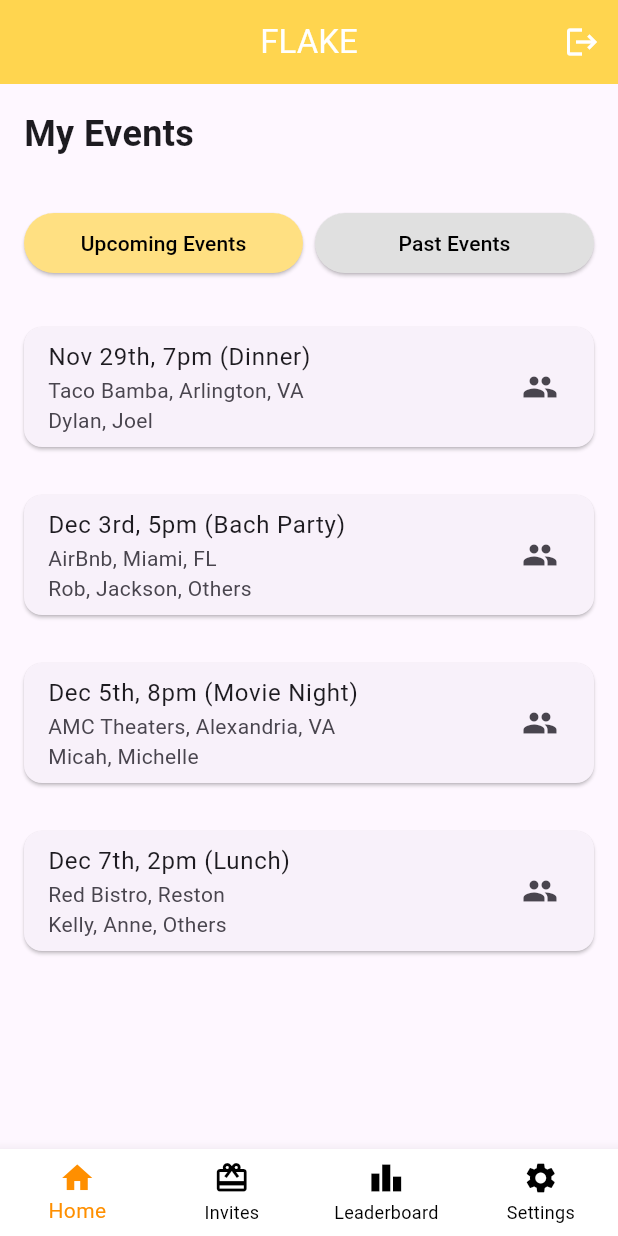
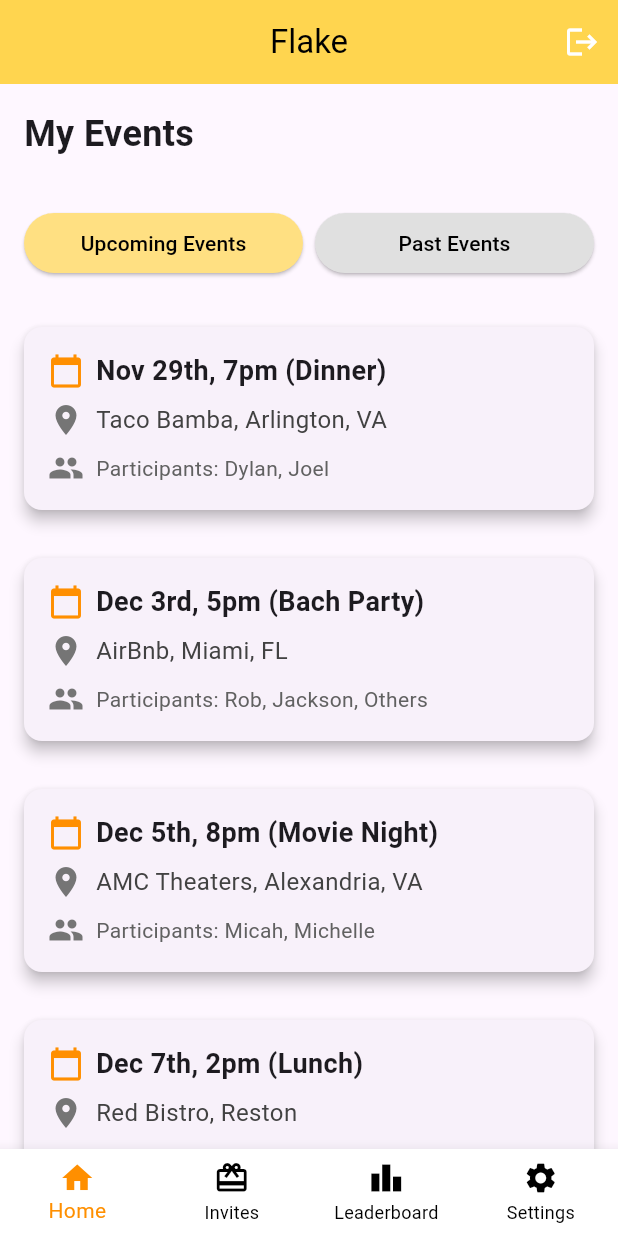
Before and after one commit to jackbowden/flake, a Flutter app: the screen it shows once a user with an empty profile is signed in, on a phone screen of 412 x 824 dp. Run offline on Flutter 3.47's test engine with Material 3 defaults, Android fonts, the phone set to English and light mode, and no system bars; our stand-ins replace firebase_auth, firebase_core; accounts and stored records are empty.

Commit message:
Enhance EventCard UI with icons and improved layout; update app title styling and disable debug banner

```diff
--- a/lib/events.dart
+++ b/lib/events.dart
@@ -23,8 +23,8 @@ class _EventPageState extends State<EventPage> {
       appBar: AppBar(
         backgroundColor: Colors.amber[300], // Match header color
         title: Text(
-          "FLAKE",
-          style: TextStyle(color: Colors.white), // White title
+          "Flake",
+          style: TextStyle(color: Colors.black), // White title
         ),
         centerTitle: true, // Center the title
         actions: [
@@ -182,17 +182,56 @@ class EventCard extends StatelessWidget {
   @override
   Widget build(BuildContext context) {
     return Card(
-      margin: EdgeInsets.all(16),
-      child: ListTile(
-        title: Text(event.dateAndTime),
-        subtitle: Column(
+      margin: const EdgeInsets.all(16),
+      elevation: 4, // Add a subtle shadow
+      shape: RoundedRectangleBorder(
+        borderRadius: BorderRadius.circular(12), // Rounded corners
+      ),
+      child: Padding(
+        padding: const EdgeInsets.all(16.0),
+        child: Column(
           crossAxisAlignment: CrossAxisAlignment.start,
           children: [
-            Text(event.location),
-            Text(event.participants),
+            Row(
+              children: [
+                Icon(Icons.calendar_today, color: Colors.amber[800]),
+                const SizedBox(width: 8),
+                Text(
+                  event.dateAndTime,
+                  style: const TextStyle(
+                    fontSize: 18,
+                    fontWeight: FontWeight.bold,
+                  ),
+                ),
+              ],
+            ),
+            const SizedBox(height: 8),
+            Row(
+              children: [
+                Icon(Icons.location_on, color: Colors.grey[600]),
+                const SizedBox(width: 8),
+                Text(
+                  event.location,
+                  style: TextStyle(fontSize: 16, color: Colors.grey[800]),
+                ),
+              ],
+            ),
+            const SizedBox(height: 8),
+            Row(
+              children: [
+                Icon(Icons.people, color: Colors.grey[600]),
+                const SizedBox(width: 8),
+                Expanded(
+                  child: Text(
+                    'Participants: ${event.participants}',
+                    style: TextStyle(fontSize: 14, color: Colors.grey[700]),
+                    overflow: TextOverflow.ellipsis,
+                  ),
+                ),
+              ],
+            ),
           ],
         ),
-        trailing: Icon(Icons.group), // Add icon to the right
       ),
     );
   }
--- a/lib/main.dart
+++ b/lib/main.dart
@@ -26,6 +26,7 @@ class MyApp extends StatelessWidget {
   Widget build(BuildContext context) {
     return MaterialApp(
       title: 'Flake',
+      debugShowCheckedModeBanner: false,
       theme: ThemeData(
         colorScheme: ColorScheme.fromSeed(seedColor: Colors.deepPurple),
         useMaterial3: true,
```
Also changed, not shown: 1 other file.
